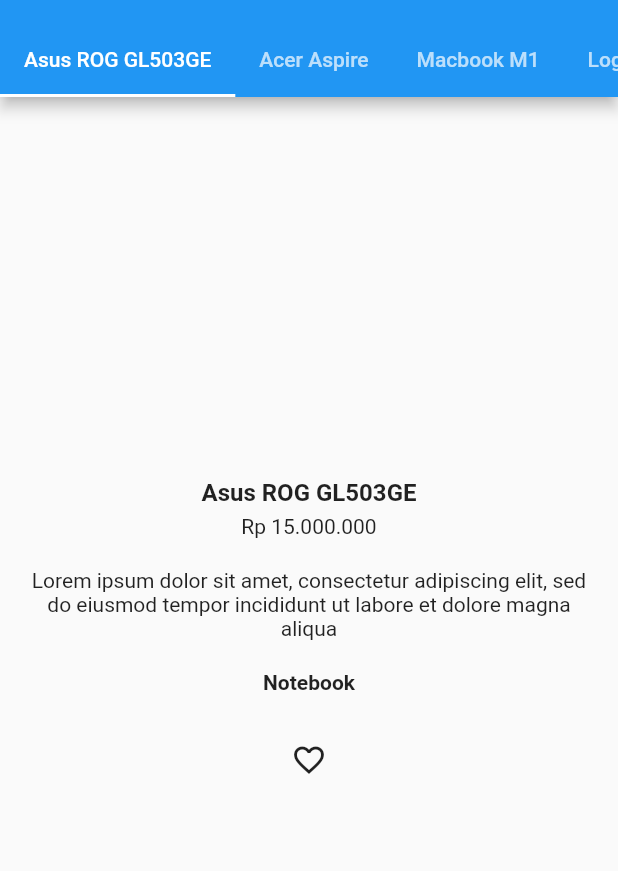
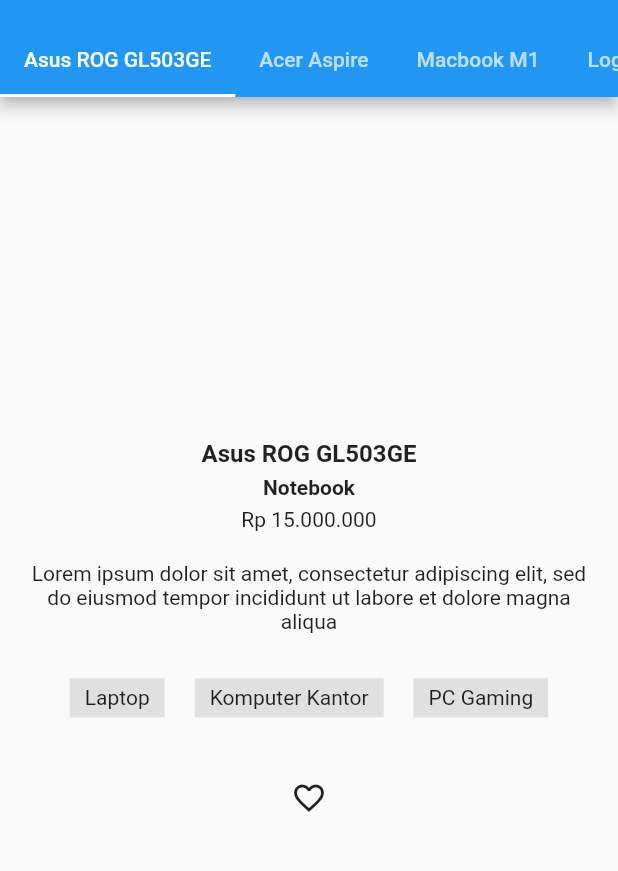
Before and after one commit to kuldii/navigate_drawer_tabbar, a Flutter app: the screen it shows after launch, after a tap on "Asus ROG GL503GE", on a phone screen of 412 x 824 dp, the part 59-930 px from its top. Run offline on Flutter 3.47's test engine with Material 2 defaults, Android fonts, the light colour scheme and no system bars; our stand-ins replace sqflite; accounts and stored records are empty.

Commit message:
New Feature Tag

```diff
--- a/lib/main.dart
+++ b/lib/main.dart
@@ -4,14 +4,86 @@
 import 'package:flutter/services.dart';
 import 'package:sqflite/sqlite_api.dart';
 import 'package:test_custom/model/product_model.dart';
+import 'package:test_custom/model/tag_model.dart';
 import 'package:test_custom/sqflite/db_manager.dart';
 import 'pages/home/home.dart';
 
+Future<List<Tag>> generateTags() async {
+  List<String> dataTags = [
+    "Laptop",
+    "Perangkat Keras",
+    "Perangkat Lunak",
+    "Komputer Kantor",
+    "PC Gaming",
+    "Bluetooth Device",
+    "Audio Device",
+  ];
+
+  List<Tag> allTags = List.generate(
+    dataTags.length,
+    (index) => Tag(id: index + 1, title: dataTags[index]),
+  );
+
+  return allTags;
+}
+
 Future<List<Product>> getAllProductsFromAsset() async {
-  final dataString = await rootBundle.loadString('assets/myproduct.json');
-  final List<dynamic> rawData = jsonDecode(dataString);
-  List<Product> allProducts = Product.fromJsonList(rawData);
+  final dataProducts = await rootBundle.loadString('assets/myproduct.json');
+  final List<dynamic> rawDataProduct = jsonDecode(dataProducts);
+  List<Product> allProducts = Product.fromJsonList(rawDataProduct);
   return allProducts;
+}
+
+Future<void> storeAssetTag(DatabaseManager database, List<Tag> allTags) async {
+  Database db = await database.db;
+
+  // Check data dulu, jika belum ada maka kita tambahkan ke db
+  List checkdata = await db.query("tags");
+  if (checkdata.isEmpty) {
+    // insert all asset to local db (sqflite)
+    for (Tag tag in allTags) {
+      db.insert(
+        "tags",
+        {
+          "id": tag.id,
+          "title": tag.title,
+        },
+      );
+    }
+  }
+}
+
+Future<void> storeProductTag(DatabaseManager database, List<Product> allProducts, List<Tag> allTags) async {
+  Database db = await database.db;
+
+  // Check data dulu, jika belum ada maka kita tambahkan ke db
+  List checkdata = await db.query("product_tag");
+  if (checkdata.isEmpty) {
+    List<List<int>> customProductTag = [
+      [1, 4, 5], // Product 1 => Tags ID ([1, 4, 5])
+      [1, 4], // Product 2 => Tags ID ([1, 4])
+      [1, 4], // Product 3 => Tags ID ([1, 4])
+      [2, 6], // Product 4 => Tags ID ([2, 6])
+      [2, 7], // Product 5 => Tags ID ([2, 7])
+      [2, 6], // Product 6 => Tags ID ([2, 6])
+      [3], // Product 7 => Tags ID ([3])
+      [3], // Product 8 => Tags ID ([3])
+    ];
+    // insert all product tag to local db (sqflite)
+    for (int i = 1; i <= customProductTag.length; i++) {
+      List<int> tags = customProductTag[i - 1];
+
+      for (int x = 1; x <= tags.length; x++) {
+        await db.insert(
+          "product_tag",
+          {
+            "product_id": i,
+            "tag_id": tags[x - 1],
+          },
+        );
+      }
+    }
+  }
 }
 
 Future<void> storeAssetProduct(DatabaseManager database, List<Product> allProducts) async {
@@ -38,14 +110,37 @@
 void main() async {
   WidgetsFlutterBinding.ensureInitialized();
 
-  // Get data from asset before run apps
-  List<Product> allProducts = await getAllProductsFromAsset();
-
   // Initial SQFLITE
   DatabaseManager database = DatabaseManager.instance;
 
-  // Store asset into sqflite
+  // =============================
+
+  // Generate data tag before run apps
+  List<Tag> allTags = await generateTags();
+
+  // Store tag into sqflite
+  await storeAssetTag(database, allTags);
+
+  // =============================
+
+  // Get data product from asset before run apps
+  List<Product> allProducts = await getAllProductsFromAsset();
+
+  // Store asset product into sqflite
   await storeAssetProduct(database, allProducts);
+
+  // =============================
+
+  // Product tag into sqflite
+  await storeProductTag(database, allProducts, allTags);
+
+  // ** FOR TESTING ONLY (CHECK DATABASE SQFLITE) **
+  // Database db = await database.db;
+  // print(await db.query("products"));
+  // print("");
+  // print(await db.query("tags"));
+  // print("");
+  // print(await db.query("product_tag"));
 
   runApp(const MyApp());
 }
--- /dev/null
+++ b/lib/model/tag_model.dart
@@ -0,0 +1,25 @@
+class Tag {
+  int? id;
+  String? title;
+
+  Tag({this.id, this.title});
+
+  Tag.fromJson(Map<String, dynamic> json) {
+    id = json['id'];
+    title = json['title'];
+  }
+
+  Map<String, dynamic> toJson() {
+    final data = <String, dynamic>{};
+    data['id'] = id;
+    data['title'] = title;
+    return data;
+  }
+
+  static List<Tag> fromJsonList(List? data) {
+    if (data == null) {
+      return [];
+    }
+    return data.map((e) => Tag.fromJson(e)).toList();
+  }
+}
--- a/lib/pages/detail/detail_tab.dart
+++ b/lib/pages/detail/detail_tab.dart
@@ -1,6 +1,7 @@
 import 'package:flutter/material.dart';
 import 'package:intl/intl.dart';
 import 'package:sqflite/sqlite_api.dart';
+import 'package:test_custom/model/tag_model.dart';
 import 'package:test_custom/sqflite/db_manager.dart';
 import '../../model/product_model.dart';
 
@@ -25,6 +26,20 @@
     List<Map<String, dynamic>> rawProducts = await db.query("products");
 
     return Product.fromJsonList(rawProducts);
+  }
+
+  Future<Tag> getTag(int tagId) async {
+    Database db = await database.db;
+    List<Map<String, dynamic>> rawTags = await db.query("tags", where: "id = $tagId");
+
+    return Tag.fromJson(rawTags.first);
+  }
+
+  Future<List<Map<String, dynamic>>> getAllProductTags(int productId) async {
+    Database db = await database.db;
+    List<Map<String, dynamic>> rawProductTags = await db.query("product_tag", where: "product_id = $productId");
+
+    return rawProductTags;
   }
 
   Future<void> toogleFavorite(int id, int favorite) async {
@@ -111,6 +126,13 @@
                         ),
                         const SizedBox(height: 5),
                         Text(
+                          e.category!,
+                          style: const TextStyle(
+                            fontWeight: FontWeight.bold,
+                          ),
+                        ),
+                        const SizedBox(height: 5),
+                        Text(
                           "Rp ${NumberFormat.currency(locale: "id_ID").format(e.price!).replaceAll("IDR", "")}",
                         ),
                         const SizedBox(height: 20),
@@ -122,13 +144,46 @@
                           ),
                         ),
                         const SizedBox(height: 20),
-                        Text(
-                          e.category!,
-                          style: const TextStyle(
-                            fontWeight: FontWeight.bold,
-                          ),
+                        FutureBuilder<List<Map<String, dynamic>>>(
+                          future: getAllProductTags(e.id!),
+                          builder: (context, snapshot) {
+                            if (snapshot.connectionState == ConnectionState.waiting) {
+                              return const SizedBox();
+                            }
+                            if (snapshot.data!.isEmpty) {
+                              return const SizedBox();
+                            }
+                            List<Map<String, dynamic>> dataTags = snapshot.data!;
+                            return Column(
+                              mainAxisSize: MainAxisSize.min,
+                              children: [
+                                Wrap(
+                                  alignment: WrapAlignment.center,
+                                  children: dataTags
+                                      .map(
+                                        (e) => Container(
+                                          margin: const EdgeInsets.all(10),
+                                          padding: const EdgeInsets.symmetric(horizontal: 10, vertical: 5),
+                                          color: Colors.grey[300],
+                                          child: FutureBuilder<Tag>(
+                                            future: getTag(e['tag_id']),
+                                            builder: (context, snapTag) {
+                                              if (snapTag.connectionState == ConnectionState.waiting) {
+                                                return const SizedBox();
+                                              }
+                                              Tag tag = snapTag.data!;
+                                              return Text("${tag.title}");
+                                            },
+                                          ),
+                                        ),
+                                      )
+                                      .toList(),
+                                ),
+                                const SizedBox(height: 20),
+                              ],
+                            );
+                          },
                         ),
-                        const SizedBox(height: 20),
                         IconButton(
                           onPressed: () {
                             setState(() {
--- a/lib/sqflite/db_manager.dart
+++ b/lib/sqflite/db_manager.dart
@@ -28,7 +28,7 @@
       path,
       version: 1,
       onCreate: (db, versi) async {
-        return await db.execute(
+        await db.execute(
           '''
             CREATE TABLE products (
               id INTEGER PRIMARY KEY AUTOINCREMENT,
@@ -37,6 +37,23 @@
               title TEXT NOT NULL,
               description TEXT NOT NULL,
               category TEXT NOT NULL
+            )
+          ''',
+        );
+        await db.execute(
+          '''
+            CREATE TABLE tags (
+              id INTEGER PRIMARY KEY AUTOINCREMENT,
+              title TEXT NOT NULL
+            )
+          ''',
+        );
+        await db.execute(
+          '''
+            CREATE TABLE product_tag (
+              id INTEGER PRIMARY KEY AUTOINCREMENT,
+              product_id INTEGER NOT NULL,
+              tag_id INTEGER NOT NULL
             )
           ''',
         );
```
